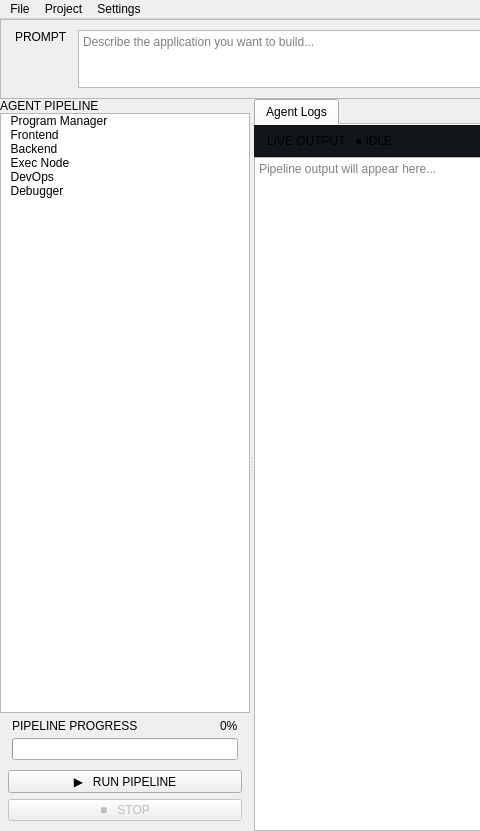
Old version of the form frontend/architectai.ui in the repository TiffShi/auto-prototype; both pictures show x 0 to 480 and y 0 to 831 of the 1216 by 831 pixel window.
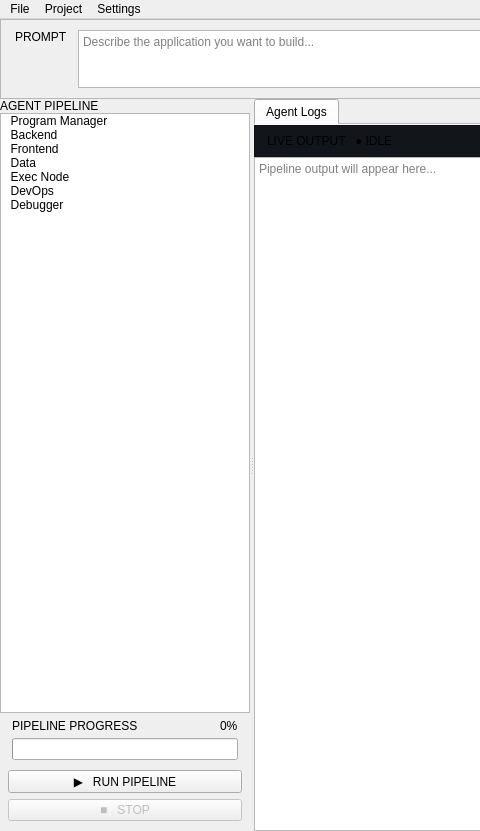
New version of the form. Icons and pictures are not drawn.

Diff of the .ui file:
```diff
--- a/frontend/architectai.ui
+++ b/frontend/architectai.ui
@@ -565,14 +565,6 @@
             <string>Orchestrator — parses prompt and builds task graph</string>
            </property>
           </item>
-          <item>
-           <property name="text">
-            <string>  Frontend</string>
-           </property>
-           <property name="toolTip">
-            <string>UI / UX Agent — generates React/Vue/HTML components</string>
-           </property>
-          </item>
           <item>
            <property name="text">
             <string>  Backend</string>
@@ -581,6 +573,19 @@
             <string>API / Services Agent — generates server code and DB models</string>
            </property>
           </item>
+          <item>
+           <property name="text">
+            <string>  Frontend</string>
+           </property>
+           <property name="toolTip">
+            <string>UI / UX Agent — generates React/Vue/HTML components</string>
+           </property>
+          </item>
+          <item>
+           <property name="text">
+            <string>  Data</string>
+           </property>
+          </item>
           <item>
            <property name="text">
             <string>  Exec Node</string>
```
